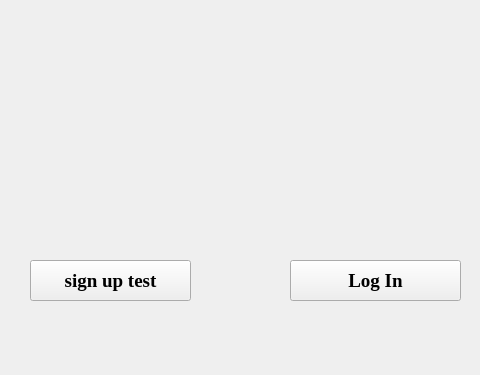
The window that Guide_me/mainwindow.ui (MARIO00410/Guide-Me) describes before a commit, drawn with Qt 5; both pictures show x 90 to 570 and y 0 to 375 of the 800 by 600 pixel window.
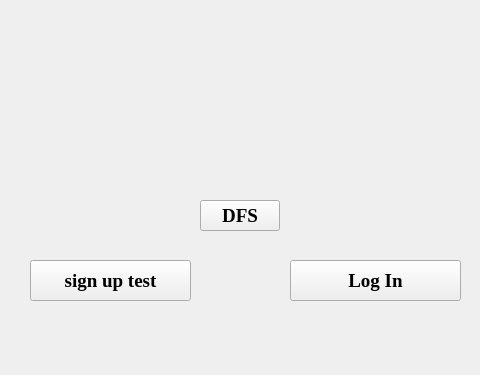
The same window after the commit.

What changed in the file:
```diff
--- a/Guide_me/mainwindow.ui
+++ b/Guide_me/mainwindow.ui
@@ -47,6 +47,19 @@
      <string>Log In</string>
     </property>
    </widget>
+   <widget class="QPushButton" name="dfs">
+    <property name="geometry">
+     <rect>
+      <x>290</x>
+      <y>200</y>
+      <width>80</width>
+      <height>31</height>
+     </rect>
+    </property>
+    <property name="text">
+     <string>DFS</string>
+    </property>
+   </widget>
   </widget>
   <widget class="QMenuBar" name="menubar">
    <property name="geometry">
```
Left out of the diff: 2 changed lines with no effect on the pictures.
